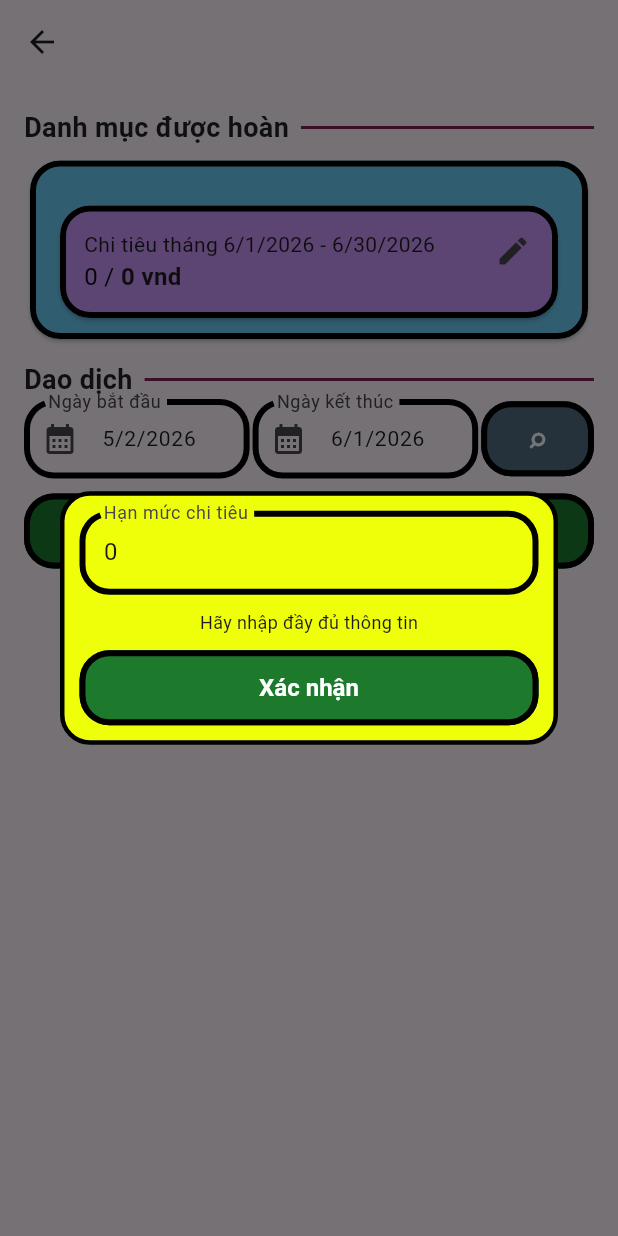
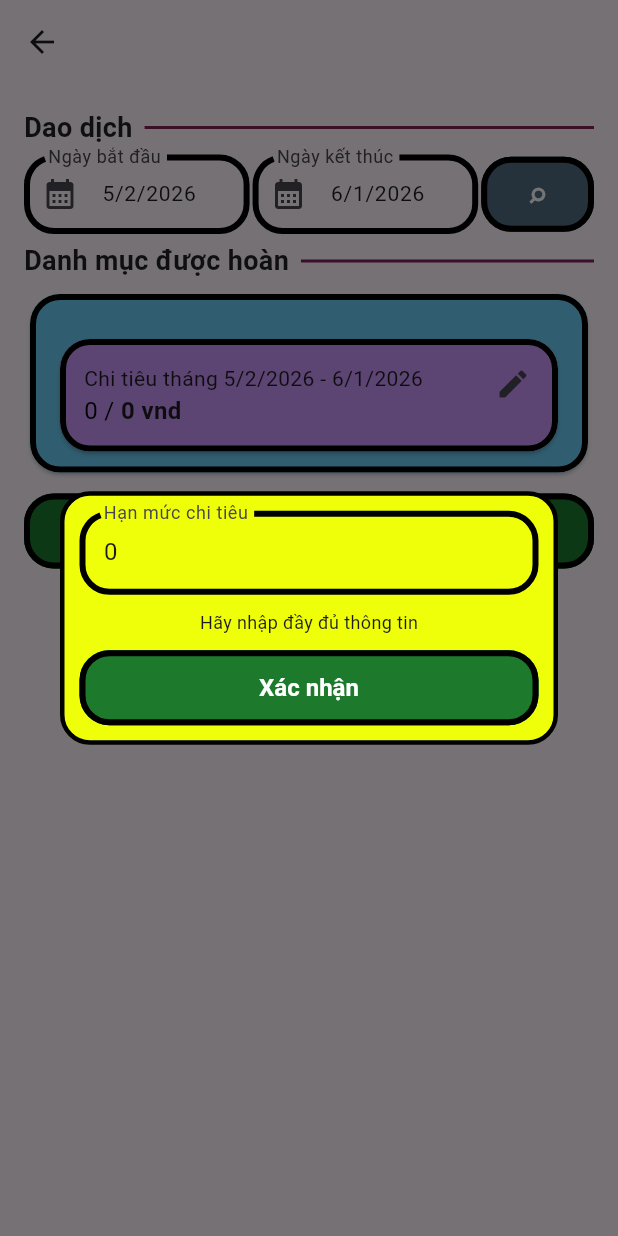
Before and after one commit to Tranbao8396/Credit-Card-Management, a Flutter app: the CardDetailPage screen opened directly with empty values, after a tap on the "edit" icon, on a phone screen of 412 x 824 dp. Run offline on Flutter 3.47's test engine with Material 3 defaults, Android fonts, the light colour scheme and no system bars; our stand-ins replace cloud_firestore, firebase_auth, firebase_core, month_picker_dialog; accounts and stored records are empty; generated files the repository leaves out were written again.

Commit message:
update function

```diff
--- a/lib/src/subpages/card_detail/card_detail_logic.dart
+++ b/lib/src/subpages/card_detail/card_detail_logic.dart
@@ -128,6 +128,7 @@ class CardDetailLogic extends ChangeNotifier {
         final data = e.data();
 
         return CardTransaction(
+          id: e.id,
           transactionName: data['transaction_name'],
           categoryName: data['category_name'],
           price: data['price'],
@@ -144,18 +145,14 @@ class CardDetailLogic extends ChangeNotifier {
 
   Future<void> getTransactionCost() async {
     try {
-      final currentDate = DateTime.now();
-      final startMonth = DateTime(currentDate.year, currentDate.month, 1);
-      final endMonth = DateTime(currentDate.year, currentDate.month + 1, 0);
-
       final query = await _db
           .collection('users')
           .doc(userId)
           .collection('cards')
           .doc(card.id)
           .collection('transactions')
-          .where('createdOn', isGreaterThanOrEqualTo: startMonth)
-          .where('createdOn', isLessThanOrEqualTo: endMonth)
+          .where('createdOn', isGreaterThanOrEqualTo: state.startDate)
+          .where('createdOn', isLessThanOrEqualTo: state.endDate)
           .get();
 
       state.totalSpending = query.docs.fold(
@@ -208,6 +205,30 @@ class CardDetailLogic extends ChangeNotifier {
     }
   }
 
+  Future<void> delateTransaction(
+    BuildContext context,
+    String transactionid,
+  ) async {
+    try {
+      await _db
+          .collection('users')
+          .doc(userId)
+          .collection('cards')
+          .doc(card.id)
+          .collection('transactions')
+          .doc(transactionid)
+          .delete();
+
+      await getTransactionsList();
+      await getTransactionCost();
+      notifyListeners();
+    } catch (e) {
+      throw {"Error: $e"};
+    }
+    if (!context.mounted) return;
+    Navigator.of(context).pop(true);
+  }
+
   void clear() {
     state.category = null;
     state.price = null;
--- a/lib/src/subpages/card_detail/card_detail_page.dart
+++ b/lib/src/subpages/card_detail/card_detail_page.dart
@@ -1,5 +1,6 @@
 import 'package:credit_management/src/models/card_model.dart';
 import 'package:credit_management/src/subpages/card_detail/card_detail_logic.dart';
+import 'package:credit_management/src/widgets/confirm_dialog.dart';
 import 'package:credit_management/src/widgets/limit_dialog.dart';
 import 'package:credit_management/src/widgets/transaction_dialog.dart';
 import 'package:credit_management/src/widgets/card_button.dart';
@@ -35,98 +36,8 @@ class CardDetailPage extends StatelessWidget {
               child: Column(
                 crossAxisAlignment: CrossAxisAlignment.start,
                 children: [
-                  LinedTitle(title: 'Danh mục được hoàn'),
+                  LinedTitle(title: 'Dao dịch'),
                   SizedBox(height: 5),
-                  NameCard(
-                    padding: EdgeInsets.fromLTRB(16.0, 16.0, 16.0, 0),
-                    cardColor: const Color.fromARGB(255, 104, 203, 241),
-                    child: Column(
-                      crossAxisAlignment: CrossAxisAlignment.start,
-                      children: [
-                        for (var item in state.cashBackCat ?? [])
-                          Row(
-                            mainAxisAlignment: MainAxisAlignment.spaceBetween,
-                            children: [
-                              Expanded(
-                                child: Text(
-                                  item.categoryName,
-                                  overflow: TextOverflow.clip,
-                                ),
-                              ),
-                              Text('${item.cashBack.toString()}%'),
-                            ],
-                          ),
-                        SizedBox(height: 10),
-                        NameCard(
-                          cardColor: const Color.fromARGB(255, 201, 148, 250),
-                          onSettingsPressed: () async {
-                            final res = await SetLimitWidget.show(
-                              context,
-                              card,
-                              state.limitVal,
-                            );
-                            if (res == true) {
-                              await logic.getLimitSpending();
-                            }
-                          },
-                          child: Column(
-                            crossAxisAlignment: CrossAxisAlignment.start,
-                            children: [
-                              Row(
-                                children: [
-                                  Text(
-                                    'Chi tiêu tháng ${DateFormat.yMd().format(DateTime(DateTime.now().year, DateTime.now().month, 1))}',
-                                    style: TextStyle(fontSize: 14),
-                                  ),
-                                  Text(
-                                    ' - ${DateFormat.yMd().format(DateTime(DateTime.now().year, DateTime.now().month + 1, 0))}',
-                                    style: TextStyle(fontSize: 14),
-                                  ),
-                                ],
-                              ),
-                              Row(
-                                children: [
-                                  Text(
-                                    '${state.totalSpending?.toStringAsFixed(0) ?? '0'} / ',
-                                    style: TextStyle(
-                                      fontSize: 16,
-                                      color:
-                                          state.limitVal != null &&
-                                              state.totalSpending != null &&
-                                              state.totalSpending! >
-                                                  state.limitVal!
-                                          ? const Color.fromARGB(
-                                              255,
-                                              202,
-                                              43,
-                                              32,
-                                            )
-                                          : Colors.black,
-                                      fontWeight:
-                                          state.limitVal != null &&
-                                              state.totalSpending != null &&
-                                              state.totalSpending! >
-                                                  state.limitVal!
-                                          ? FontWeight.bold
-                                          : FontWeight.normal,
-                                    ),
-                                  ),
-                                  Text(
-                                    '${state.limitVal?.toStringAsFixed(0) ?? '-'} vnd',
-                                    style: TextStyle(
-                                      fontSize: 16,
-                                      fontWeight: FontWeight.bold,
-                                    ),
-                                  ),
-                                ],
-                              ),
-                            ],
-                          ),
-                        ),
-                      ],
-                    ),
-                  ),
-                  LinedTitle(title: 'Dao dịch'),
                   Row(
                     children: [
                       Expanded(
@@ -242,7 +153,98 @@ class CardDetailPage extends StatelessWidget {
                       ),
                     ],
                   ),
-                  SizedBox(height: 10),
+                  SizedBox(height: 5),
+                  LinedTitle(title: 'Danh mục được hoàn'),
+                  SizedBox(height: 5),
+                  NameCard(
+                    padding: EdgeInsets.fromLTRB(16.0, 16.0, 16.0, 0),
+                    cardColor: const Color.fromARGB(255, 104, 203, 241),
+                    child: Column(
+                      crossAxisAlignment: CrossAxisAlignment.start,
+                      children: [
+                        for (var item in state.cashBackCat ?? [])
+                          Row(
+                            mainAxisAlignment: MainAxisAlignment.spaceBetween,
+                            children: [
+                              Expanded(
+                                child: Text(
+                                  item.categoryName,
+                                  overflow: TextOverflow.clip,
+                                ),
+                              ),
+                              Text('${item.cashBack.toString()}%'),
+                            ],
+                          ),
+                        SizedBox(height: 10),
+                        NameCard(
+                          cardColor: const Color.fromARGB(255, 201, 148, 250),
+                          onSettingsPressed: () async {
+                            final res = await SetLimitWidget.show(
+                              context,
+                              card,
+                              state.limitVal,
+                            );
+                            if (res == true) {
+                              await logic.getLimitSpending();
+                            }
+                          },
+                          child: Column(
+                            crossAxisAlignment: CrossAxisAlignment.start,
+                            children: [
+                              Row(
+                                children: [
+                                  Text(
+                                    'Chi tiêu tháng ${state.startDate != null ? DateFormat.yMd().format(state.startDate!) : ''}',
+                                    style: TextStyle(fontSize: 14),
+                                  ),
+                                  Text(
+                                    ' - ${state.endDate != null ? DateFormat.yMd().format(state.endDate!) : ''}',
+                                    style: TextStyle(fontSize: 14),
+                                  ),
+                                ],
+                              ),
+                              Row(
+                                children: [
+                                  Text(
+                                    '${state.totalSpending?.toStringAsFixed(0) ?? '0'} / ',
+                                    style: TextStyle(
+                                      fontSize: 16,
+                                      color:
+                                          state.limitVal != null &&
+                                              state.totalSpending != null &&
+                                              state.totalSpending! >
+                                                  state.limitVal!
+                                          ? const Color.fromARGB(
+                                              255,
+                                              202,
+                                              43,
+                                              32,
+                                            )
+                                          : Colors.black,
+                                      fontWeight:
+                                          state.limitVal != null &&
+                                              state.totalSpending != null &&
+                                              state.totalSpending! >
+                                                  state.limitVal!
+                                          ? FontWeight.bold
+                                          : FontWeight.normal,
+                                    ),
+                                  ),
+                                  Text(
+                                    '${state.limitVal?.toStringAsFixed(0) ?? '-'} vnd',
+                                    style: TextStyle(
+                                      fontSize: 16,
+                                      fontWeight: FontWeight.bold,
+                                    ),
+                                  ),
+                                ],
+                              ),
+                            ],
+                          ),
+                        ),
+                      ],
+                    ),
+                  ),
                   CardButton(
                     text: 'Thêm giao dịch',
                     onPressed: () async {
@@ -338,6 +340,23 @@ class CardDetailPage extends StatelessWidget {
                                     ),
                                   ],
                                 ),
+                                IconButton(
+                                  onPressed: () {
+                                    ConfirmDialogWidget.show(
+                                      context,
+                                      title: 'Xác nhận',
+                                      message:
+                                          'Bạn có chắc muốn xóa giao dịch này không?',
+                                      onConfirm: () async {
+                                        await logic.delateTransaction(
+                                          context,
+                                          item!.id,
+                                        );
+                                      },
+                                    );
+                                  },
+                                  icon: Icon(Icons.delete),
+                                ),
                               ],
                             ),
                           ),
--- a/lib/src/types/card_transaction.dart
+++ b/lib/src/types/card_transaction.dart
@@ -1,4 +1,5 @@
 class CardTransaction {
+  String? id;
   String? transactionName;
   String? categoryName;
   double? cashBackRatio;
@@ -6,6 +7,7 @@ class CardTransaction {
   DateTime? createdOn;
 
   CardTransaction({
+    this.id,
     this.transactionName,
     this.categoryName,
     this.price,
--- a/lib/src/widgets/confirm_dialog.dart
+++ b/lib/src/widgets/confirm_dialog.dart
@@ -64,7 +64,7 @@ class ConfirmDialog extends StatelessWidget {
                   children: [
                     Expanded(
                       child: CardButton(
-                        onPressed: () => Navigator.of(context).pop(),
+                        onPressed: () => Navigator.of(context).pop(false),
                         text: 'Thôi khỏi',
                       ),
                     ),
```
